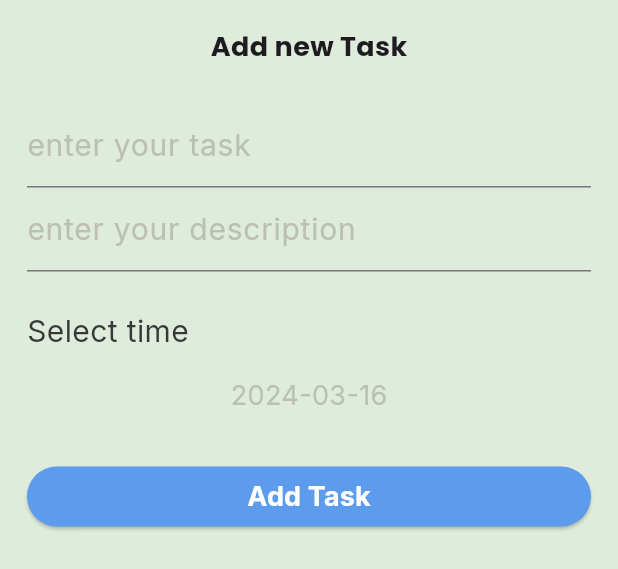
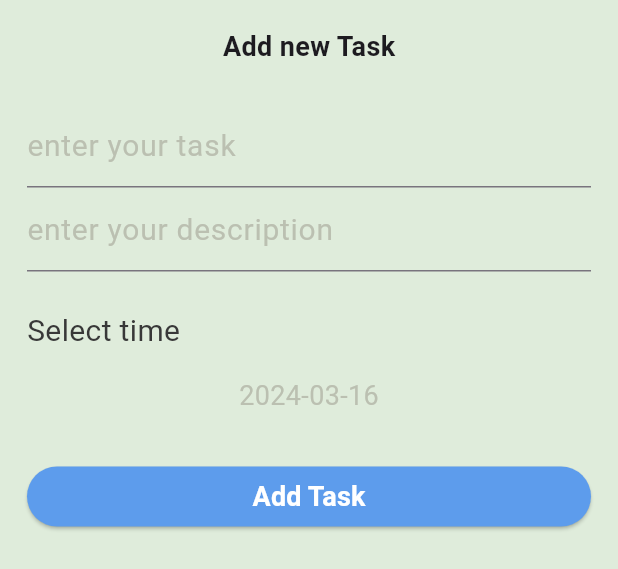
Before and after one commit to omnia2020/My-Repo, a Flutter app: the AddTaskBottomSheet widget shown alone on an empty page, opened directly, on a phone screen of 412 x 824 dp. Shown: the top 569 px of the screen. Run offline on Flutter 3.47's test engine with Material 3 defaults, Android fonts, the phone set to English and light mode, and no system bars; our stand-ins replace cloud_firestore, date_picker_timeline, firebase_core, flutter_slidable; accounts and stored records are empty.

```diff
--- a/l10n.yaml
+++ /dev/null
@@ -1,3 +0,0 @@
-arb-dir: lib/l10n
-template-arb-file: app_en.arb
-output-localization-file: app_localizations.dart
--- a/lib/l10n/app_ar.arb
+++ /dev/null
@@ -1,6 +0,0 @@
-{
- "todolist": "قائمه الاعمال",
- "done" : "تم",
- "edit": "تعديل",
- "delete": "مسح"
-}
--- a/lib/l10n/app_en.arb
+++ /dev/null
@@ -1,6 +0,0 @@
-{
- "todolist": "To Do List",
- "done" : "Done",
- "edit": "Edit",
- "delete": "Delete"
-}
--- /dev/null
+++ b/lib/l10n/arb/intl_ar.arb
@@ -0,0 +1,6 @@
+{
+    "todolist": "قائمه الاعمال",
+    "done" : "تم",
+    "edit": "تعديل",
+    "delete": "مسح"
+}
--- /dev/null
+++ b/lib/l10n/arb/intl_en.arb
@@ -0,0 +1,6 @@
+{
+    "todolist": "To Do List",
+    "done" : "Done",
+    "edit": "Edit",
+    "delete": "Delete"
+}
--- a/lib/tabs/TasksTab/add_task_bottom_sheet.dart
+++ b/lib/tabs/TasksTab/add_task_bottom_sheet.dart
@@ -1,6 +1,7 @@
 import 'package:flutter/material.dart';
-import 'package:google_fonts/google_fonts.dart';
+import 'package:provider/provider.dart';
 import 'package:todo_app/firebase/firebase_functions.dart';
+import 'package:todo_app/myProvider/tasks_provider.dart';
 import 'package:todo_app/tabs/TasksTab/text_form_field.dart';
 import 'package:todo_app/model/tasks_model.dart';
 
@@ -27,11 +28,9 @@ class _AddTaskBottomSheetState extends State<AddTaskBottomSheet> {
         children: [
           Text(
             "Add new Task",
-            style: GoogleFonts.poppins(
-              textStyle: const TextStyle(
+            style: const TextStyle(
               fontSize: 18,
               fontWeight: FontWeight.w700,
-              ),
             ),
           ),
           const SizedBox(
@@ -51,11 +50,10 @@ class _AddTaskBottomSheetState extends State<AddTaskBottomSheet> {
             alignment: Alignment.centerLeft,
             child: Text(
               "Select time",
-              style: GoogleFonts.inter(
-                  textStyle: const TextStyle(
+              style: TextStyle(
                   fontSize: 20,
                   fontWeight: FontWeight.w400,
-                      color: Color(0xFF383838))),
+                  color: Color(0xFF383838)),
             ),
           ),
           const SizedBox(
@@ -67,23 +65,42 @@ class _AddTaskBottomSheetState extends State<AddTaskBottomSheet> {
             },
             child: Text(
               chossenDate.toString().substring(0, 10),
-              style: GoogleFonts.inter(
-                  textStyle: const TextStyle(
+              style: const TextStyle(
                 fontSize: 18,
                 fontWeight: FontWeight.w400,
                 // ignore: use_full_hex_values_for_flutter_colors
-                      color: Color(0xffa9a9a99c))),
+                color: Color(0xffa9a9a99c),
+              ),
             ),
           ),
           const SizedBox(
             height: 30,
           ),
-          SizedBox(
+          Consumer<TasksProvider>(builder: (_, taskState, __) {
+            return SizedBox(
               width: double.infinity,
               child: ElevatedButton(
                   style: ElevatedButton.styleFrom(
                       backgroundColor: const Color(0xff5D9CEC)),
-                onPressed: addTask,
+                  onPressed: () async {
+                    await taskState.addTask(TasksModel(
+                        description: descriptionController.text,
+                        date: DateUtils.dateOnly(chossenDate),
+                        title: titelController.text));
+                    Navigator.pop(context);
+                    // FirebaseFunctions.addTask(TasksModel(
+                    //         description: descriptionController.text,
+                    //         date: DateUtils.dateOnly(chossenDate),
+                    //         title: titelController.text))
+                    //     .then((value) {
+                    //   setState(() {});
+                    //   Navigator.pop(context);
+                    // }).catchError((_) {
+                    //   print("SomeThing Wrong");
+                    // });
+                    // Navigator.of(context).pop();
+                    // setState(() {});
+                  },
                   // TasksModel model = TasksModel(
                   //     description: descriptionController.text,
                   //     date: chossenDate.microsecondsSinceEpoch,
@@ -93,13 +110,13 @@ class _AddTaskBottomSheetState extends State<AddTaskBottomSheet> {
                   // setState(() {});
                   child: Text(
                     "Add Task",
-                  style: GoogleFonts.inter(
-                      textStyle: const TextStyle(
+                    style: const TextStyle(
                         fontSize: 18,
                         fontWeight: FontWeight.w700,
-                          color: Colors.white)),
+                        color: Colors.white),
                   )),
-          )
+            );
+          }),
         ],
       ),
     );
@@ -118,13 +135,15 @@ class _AddTaskBottomSheetState extends State<AddTaskBottomSheet> {
     }
   }
 
-  addTask() {
+  addTaskToFirestore() {
     FirebaseFunctions.addTask(TasksModel(
             description: descriptionController.text,
             date: DateUtils.dateOnly(chossenDate),
             title: titelController.text))
-        .then((value) => Navigator.pop(context))
-        .catchError((_) {
+        .then((value) {
+      setState(() {});
+      Navigator.pop(context);
+    }).catchError((_) {
       print("SomeThing Wrong");
     });
     Navigator.of(context).pop();
--- a/lib/tabs/TasksTab/text_form_field.dart
+++ b/lib/tabs/TasksTab/text_form_field.dart
@@ -1,5 +1,4 @@
 import 'package:flutter/material.dart';
-import 'package:google_fonts/google_fonts.dart';
 
 // ignore: must_be_immutable
 class TextFormFieldItem extends StatelessWidget {
@@ -21,11 +20,11 @@ class TextFormFieldItem extends StatelessWidget {
           ),
           label: Text(
             text,
-            style: GoogleFonts.inter(
-                textStyle: const TextStyle(
-                    fontSize: 20,
-                    fontWeight: FontWeight.w400,
-                    color: Color(0xffa9a9a99c))),
+            style: const TextStyle(
+              fontSize: 20,
+              fontWeight: FontWeight.w400,
+              color: Color(0xffa9a9a99c),
+            ),
           ),
         ));
   }
```
Also changed, not shown: lib/firebase/firebase_functions.dart (+9 -4 lines), lib/main.dart (+10 -4 lines), lib/myProvider/tasks_provider.dart (+15 -2 lines), lib/screens/home_screen.dart (+5 -7 lines), lib/tabs/TasksTab/task_item.dart (+17 -17 lines), lib/tabs/TasksTab/tasks_tab.dart (+7 -4 lines), pubspec.yaml (+8 -2 lines), lib/l10n/generated/intl/messages_all.dart (added), lib/l10n/generated/intl/messages_ar.dart (added), lib/l10n/generated/intl/messages_en.dart (added), lib/l10n/generated/l10n.dart (added), pubspec.lock, 1 other file. Lines whose indentation alone changed are shown as unchanged.
